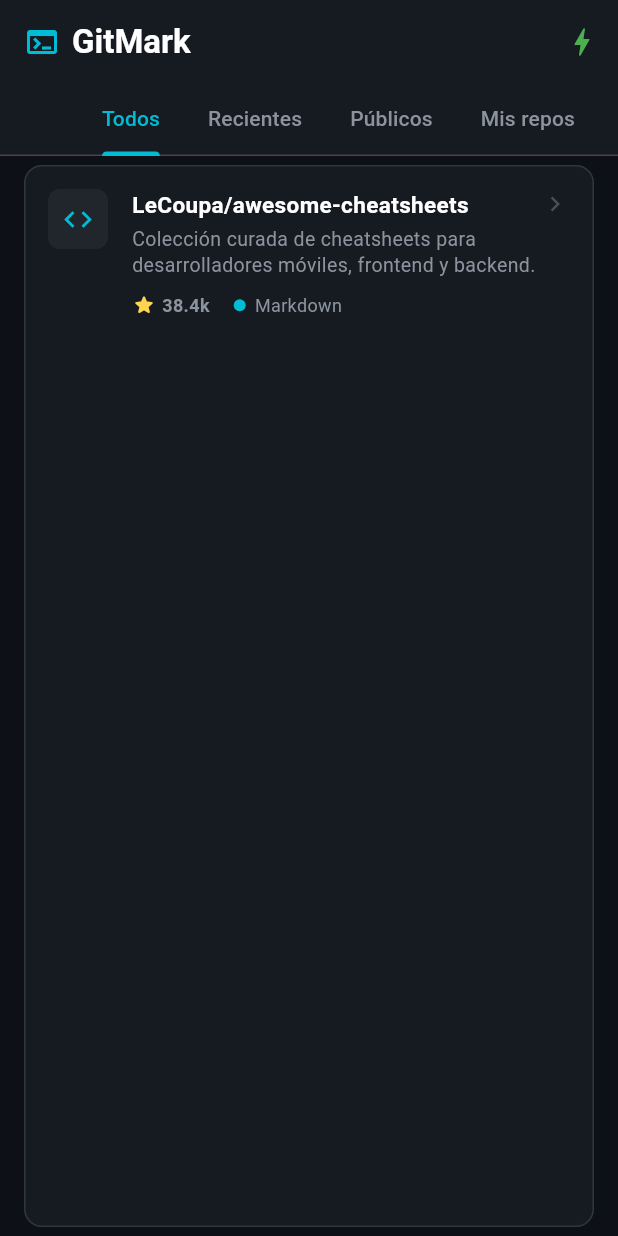
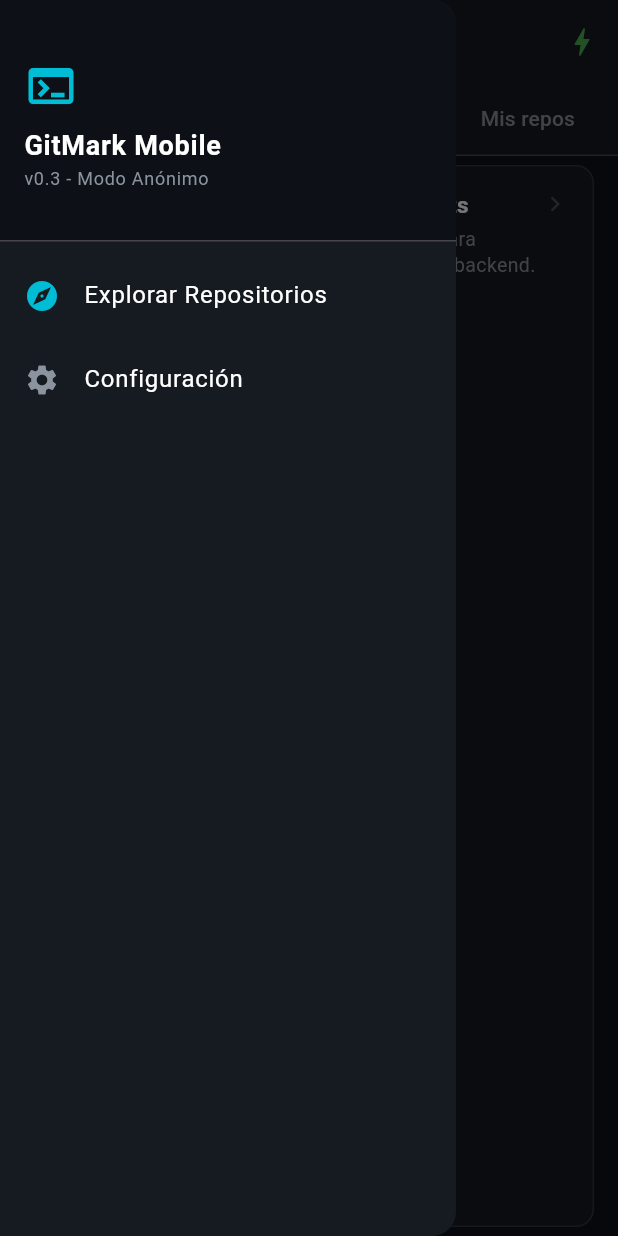
Before and after one commit to martinvarela206/GitMark, a Flutter app: the screen it shows after launch, with the side drawer open (before the commit the screen has no drawer), on a phone screen of 412 x 824 dp. Run offline on Flutter 3.47's test engine with Material 3 defaults, Android fonts, the phone set to English and light mode, and no system bars.

Commit message:
feat: Drawer.

```diff
--- a/lib/src/pages/home_page.dart
+++ b/lib/src/pages/home_page.dart
@@ -1,6 +1,7 @@
 import 'package:flutter/material.dart';
 import 'package:gitmark/src/theme/app_theme.dart';
 import 'package:gitmark/src/widgets/cuota_api_info.dart';
+import 'package:gitmark/src/widgets/drawer_app.dart';
 import 'package:gitmark/src/widgets/gitmark_brand.dart';
 import 'package:gitmark/src/widgets/repo_card.dart';
 import 'package:gitmark/src/widgets/tab_bar_app.dart';
@@ -35,6 +36,7 @@
             onTap: () {},
           ),
         ),
+        drawer: DrawerApp(),
       ),
     );
   }
--- /dev/null
+++ b/lib/src/widgets/drawer_app.dart
@@ -0,0 +1,51 @@
+import 'package:flutter/material.dart';
+import 'package:gitmark/src/theme/app_theme.dart';
+
+class DrawerApp extends StatelessWidget {
+  const new({super.key});
+
+  @override
+  Widget build(BuildContext context) {
+    return Drawer(
+      backgroundColor: AppTheme.fondoTarjeta,
+      child: ListView(
+        padding: EdgeInsets.zero,
+        children: [
+          const DrawerHeader(
+            decoration: BoxDecoration(color: AppTheme.fondoPrincipal),
+            child: Column(
+              crossAxisAlignment: CrossAxisAlignment.start,
+              mainAxisAlignment: MainAxisAlignment.center,
+              children: [
+                Icon(Icons.terminal, color: AppTheme.acentoCyan, size: 36),
+                SizedBox(height: 8),
+                Text(
+                  'GitMark Mobile',
+                  style: TextStyle(
+                    color: AppTheme.textoPrincipal,
+                    fontSize: 18,
+                    fontWeight: FontWeight.bold,
+                  ),
+                ),
+                Text(
+                  'v0.3 - Modo Anónimo',
+                  style: TextStyle(color: AppTheme.textoSecundario, fontSize: 12),
+                ),
+              ],
+            ),
+          ),
+          ListTile(
+            leading: const Icon(Icons.explore, color: AppTheme.acentoCyan),
+            title: const Text('Explorar Repositorios', style: TextStyle(color: AppTheme.textoPrincipal)),
+            onTap: () => Navigator.pop(context),
+          ),
+          ListTile(
+            leading: const Icon(Icons.settings, color: AppTheme.textoSecundario),
+            title: const Text('Configuración', style: TextStyle(color: AppTheme.textoPrincipal)),
+            onTap: () => Navigator.pop(context),
+          ),
+        ],
+      ),
+    );
+  }
+}
```
